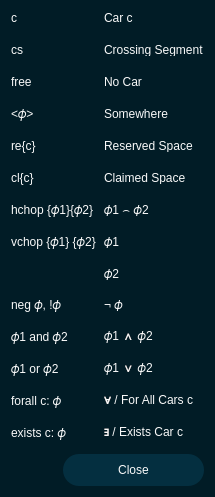
69420pm/UMLSL-traffic-editor, file pse/umlsl_editor/src/view/widgets/qt_widgets/query_help_dialog.ui: the form before one commit.
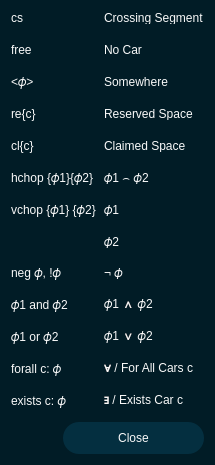
The form after the commit. Icons and pictures are not drawn.

```diff
--- a/pse/umlsl_editor/src/view/widgets/qt_widgets/query_help_dialog.ui
+++ b/pse/umlsl_editor/src/view/widgets/qt_widgets/query_help_dialog.ui
@@ -235,8 +235,52 @@
          <property name="verticalSpacing">
           <number>18</number>
          </property>
-         <item row="2" column="0">
-          <widget class="QLabel" name="label_13">
+         <item row="11" column="1">
+          <widget class="QLabel" name="label_20">
+           <property name="minimumSize">
+            <size>
+             <width>0</width>
+             <height>13</height>
+            </size>
+           </property>
+           <property name="maximumSize">
+            <size>
+             <width>16777215</width>
+             <height>13</height>
+            </size>
+           </property>
+           <property name="text">
+            <string>∀ / For All Cars c</string>
+           </property>
+           <property name="textFormat">
+            <enum>Qt::TextFormat::MarkdownText</enum>
+           </property>
+          </widget>
+         </item>
+         <item row="0" column="1">
+          <widget class="QLabel" name="label_6">
+           <property name="minimumSize">
+            <size>
+             <width>0</width>
+             <height>13</height>
+            </size>
+           </property>
+           <property name="maximumSize">
+            <size>
+             <width>16777215</width>
+             <height>13</height>
+            </size>
+           </property>
+           <property name="text">
+            <string>Crossing Segment</string>
+           </property>
+           <property name="textFormat">
+            <enum>Qt::TextFormat::MarkdownText</enum>
+           </property>
+          </widget>
+         </item>
+         <item row="3" column="0">
+          <widget class="QLabel" name="label_15">
            <property name="minimumSize">
             <size>
              <width>0</width>
@@ -250,7 +294,7 @@
             </size>
            </property>
            <property name="text">
-            <string>free</string>
+            <string>re{c}</string>
            </property>
            <property name="textFormat">
             <enum>Qt::TextFormat::MarkdownText</enum>
@@ -258,6 +302,72 @@
           </widget>
          </item>
          <item row="10" column="0">
+          <widget class="QLabel" name="label_28">
+           <property name="minimumSize">
+            <size>
+             <width>0</width>
+             <height>13</height>
+            </size>
+           </property>
+           <property name="maximumSize">
+            <size>
+             <width>16777215</width>
+             <height>16777215</height>
+            </size>
+           </property>
+           <property name="text">
+            <string>𝜙1 or 𝜙2</string>
+           </property>
+           <property name="textFormat">
+            <enum>Qt::TextFormat::MarkdownText</enum>
+           </property>
+          </widget>
+         </item>
+         <item row="2" column="0">
+          <widget class="QLabel" name="label_12">
+           <property name="minimumSize">
+            <size>
+             <width>0</width>
+             <height>13</height>
+            </size>
+           </property>
+           <property name="maximumSize">
+            <size>
+             <width>16777215</width>
+             <height>16777215</height>
+            </size>
+           </property>
+           <property name="text">
+            <string>&lt;𝜙&gt;</string>
+           </property>
+           <property name="textFormat">
+            <enum>Qt::TextFormat::MarkdownText</enum>
+           </property>
+          </widget>
+         </item>
+         <item row="8" column="1">
+          <widget class="QLabel" name="label_24">
+           <property name="minimumSize">
+            <size>
+             <width>0</width>
+             <height>13</height>
+            </size>
+           </property>
+           <property name="maximumSize">
+            <size>
+             <width>16777215</width>
+             <height>13</height>
+            </size>
+           </property>
+           <property name="text">
+            <string>¬ 𝜙</string>
+           </property>
+           <property name="textFormat">
+            <enum>Qt::TextFormat::MarkdownText</enum>
+           </property>
+          </widget>
+         </item>
+         <item row="9" column="0">
           <widget class="QLabel" name="label_23">
            <property name="minimumSize">
             <size>
@@ -279,8 +389,96 @@
            </property>
           </widget>
          </item>
+         <item row="2" column="1">
+          <widget class="QLabel" name="label_7">
+           <property name="minimumSize">
+            <size>
+             <width>0</width>
+             <height>13</height>
+            </size>
+           </property>
+           <property name="maximumSize">
+            <size>
+             <width>16777215</width>
+             <height>13</height>
+            </size>
+           </property>
+           <property name="text">
+            <string>Somewhere</string>
+           </property>
+           <property name="textFormat">
+            <enum>Qt::TextFormat::MarkdownText</enum>
+           </property>
+          </widget>
+         </item>
+         <item row="1" column="0">
+          <widget class="QLabel" name="label_13">
+           <property name="minimumSize">
+            <size>
+             <width>0</width>
+             <height>13</height>
+            </size>
+           </property>
+           <property name="maximumSize">
+            <size>
+             <width>16777215</width>
+             <height>16777215</height>
+            </size>
+           </property>
+           <property name="text">
+            <string>free</string>
+           </property>
+           <property name="textFormat">
+            <enum>Qt::TextFormat::MarkdownText</enum>
+           </property>
+          </widget>
+         </item>
+         <item row="10" column="1">
+          <widget class="QLabel" name="label_22">
+           <property name="minimumSize">
+            <size>
+             <width>0</width>
+             <height>13</height>
+            </size>
+           </property>
+           <property name="maximumSize">
+            <size>
+             <width>16777215</width>
+             <height>13</height>
+            </size>
+           </property>
+           <property name="text">
+            <string>𝜙1 ∨ 𝜙2</string>
+           </property>
+           <property name="textFormat">
+            <enum>Qt::TextFormat::MarkdownText</enum>
+           </property>
+          </widget>
+         </item>
+         <item row="4" column="1">
+          <widget class="QLabel" name="label_17">
+           <property name="minimumSize">
+            <size>
+             <width>0</width>
+             <height>13</height>
+            </size>
+           </property>
+           <property name="maximumSize">
+            <size>
+             <width>16777215</width>
+             <height>13</height>
+            </size>
+           </property>
+           <property name="text">
+            <string>Claimed Space</string>
+           </property>
+           <property name="textFormat">
+            <enum>Qt::TextFormat::MarkdownText</enum>
+           </property>
+          </widget>
+         </item>
          <item row="5" column="0">
-          <widget class="QLabel" name="label_16">
+          <widget class="QLabel" name="label_25">
            <property name="minimumSize">
             <size>
              <width>0</width>
@@ -294,15 +492,15 @@
             </size>
            </property>
            <property name="text">
-            <string>cl{c}</string>
+            <string>hchop {𝜙1}{𝜙2}</string>
            </property>
            <property name="textFormat">
             <enum>Qt::TextFormat::MarkdownText</enum>
            </property>
           </widget>
          </item>
-         <item row="0" column="0">
-          <widget class="QLabel" name="label_10">
+         <item row="9" column="1">
+          <widget class="QLabel" name="label_26">
            <property name="minimumSize">
             <size>
              <width>0</width>
@@ -312,59 +510,18 @@
            <property name="maximumSize">
             <size>
              <width>16777215</width>
-             <height>16777215</height>
-            </size>
-           </property>
-           <property name="text">
-            <string>c</string>
-           </property>
-           <property name="textFormat">
-            <enum>Qt::TextFormat::MarkdownText</enum>
-           </property>
-          </widget>
-         </item>
-         <item row="8" column="1">
-          <widget class="QLabel" name="label_30">
-           <property name="minimumSize">
-            <size>
-             <width>0</width>
              <height>13</height>
             </size>
            </property>
-           <property name="maximumSize">
-            <size>
-             <width>16777215</width>
-             <height>13</height>
-            </size>
-           </property>
            <property name="text">
-            <string>𝜙2</string>
+            <string>𝜙1 ∧ 𝜙2</string>
            </property>
-          </widget>
-         </item>
-         <item row="12" column="0">
-          <widget class="QLabel" name="label_19">
-           <property name="minimumSize">
-            <size>
-             <width>0</width>
-             <height>13</height>
-            </size>
-           </property>
-           <property name="maximumSize">
-            <size>
-             <width>16777215</width>
-             <height>16777215</height>
-            </size>
-           </property>
-           <property name="text">
-            <string>forall c: 𝜙</string>
-           </property>
            <property name="textFormat">
             <enum>Qt::TextFormat::MarkdownText</enum>
            </property>
           </widget>
          </item>
-         <item row="9" column="0">
+         <item row="8" column="0">
           <widget class="QLabel" name="label_18">
            <property name="minimumSize">
             <size>
@@ -386,29 +543,7 @@
            </property>
           </widget>
          </item>
-         <item row="0" column="1">
-          <widget class="QLabel" name="label_5">
-           <property name="minimumSize">
-            <size>
-             <width>0</width>
-             <height>13</height>
-            </size>
-           </property>
-           <property name="maximumSize">
-            <size>
-             <width>16777215</width>
-             <height>13</height>
-            </size>
-           </property>
-           <property name="text">
-            <string>Car c</string>
-           </property>
-           <property name="textFormat">
-            <enum>Qt::TextFormat::MarkdownText</enum>
-           </property>
-          </widget>
-         </item>
-         <item row="13" column="1">
+         <item row="12" column="1">
           <widget class="QLabel" name="label_33">
            <property name="minimumSize">
             <size>
@@ -430,161 +565,29 @@
            </property>
           </widget>
          </item>
-         <item row="6" column="0">
-          <widget class="QLabel" name="label_25">
-           <property name="minimumSize">
-            <size>
-             <width>0</width>
-             <height>13</height>
-            </size>
-           </property>
-           <property name="maximumSize">
-            <size>
-             <width>16777215</width>
-             <height>16777215</height>
-            </size>
-           </property>
-           <property name="text">
-            <string>hchop {𝜙1}{𝜙2}</string>
-           </property>
-           <property name="textFormat">
-            <enum>Qt::TextFormat::MarkdownText</enum>
-           </property>
-          </widget>
-         </item>
-         <item row="2" column="1">
-          <widget class="QLabel" name="label_8">
-           <property name="minimumSize">
-            <size>
-             <width>0</width>
-             <height>13</height>
-            </size>
-           </property>
-           <property name="maximumSize">
-            <size>
-             <width>16777215</width>
-             <height>13</height>
-            </size>
-           </property>
-           <property name="text">
-            <string>No Car</string>
-           </property>
-           <property name="textFormat">
-            <enum>Qt::TextFormat::MarkdownText</enum>
-           </property>
-          </widget>
-         </item>
-         <item row="11" column="1">
-          <widget class="QLabel" name="label_22">
-           <property name="minimumSize">
-            <size>
-             <width>0</width>
-             <height>13</height>
-            </size>
-           </property>
-           <property name="maximumSize">
-            <size>
-             <width>16777215</width>
-             <height>13</height>
-            </size>
-           </property>
-           <property name="text">
-            <string>𝜙1 ∨ 𝜙2</string>
-           </property>
-           <property name="textFormat">
-            <enum>Qt::TextFormat::MarkdownText</enum>
-           </property>
-          </widget>
-         </item>
-         <item row="1" column="0">
-          <widget class="QLabel" name="label_11">
-           <property name="minimumSize">
-            <size>
-             <width>0</width>
-             <height>13</height>
-            </size>
-           </property>
-           <property name="maximumSize">
-            <size>
-             <width>16777215</width>
-             <height>16777215</height>
-            </size>
-           </property>
-           <property name="text">
-            <string>cs</string>
-           </property>
-           <property name="textFormat">
-            <enum>Qt::TextFormat::MarkdownText</enum>
-           </property>
-          </widget>
-         </item>
-         <item row="3" column="0">
-          <widget class="QLabel" name="label_12">
-           <property name="minimumSize">
-            <size>
-             <width>0</width>
-             <height>13</height>
-            </size>
-           </property>
-           <property name="maximumSize">
-            <size>
-             <width>16777215</width>
-             <height>16777215</height>
-            </size>
-           </property>
-           <property name="text">
-            <string>&lt;𝜙&gt;</string>
-           </property>
-           <property name="textFormat">
-            <enum>Qt::TextFormat::MarkdownText</enum>
-           </property>
-          </widget>
-         </item>
-         <item row="3" column="1">
-          <widget class="QLabel" name="label_7">
-           <property name="minimumSize">
-            <size>
-             <width>0</width>
-             <height>13</height>
-            </size>
-           </property>
-           <property name="maximumSize">
-            <size>
-             <width>16777215</width>
-             <height>13</height>
-            </size>
-           </property>
-           <property name="text">
-            <string>Somewhere</string>
-           </property>
-           <property name="textFormat">
-            <enum>Qt::TextFormat::MarkdownText</enum>
-           </property>
-          </widget>
-         </item>
-         <item row="7" column="0">
-          <widget class="QLabel" name="label_21">
-           <property name="minimumSize">
-            <size>
-             <width>0</width>
-             <height>13</height>
-            </size>
-           </property>
-           <property name="maximumSize">
-            <size>
-             <width>16777215</width>
-             <height>16777215</height>
-            </size>
-           </property>
-           <property name="text">
-            <string>vchop {𝜙1} {𝜙2}</string>
-           </property>
-           <property name="textFormat">
-            <enum>Qt::TextFormat::MarkdownText</enum>
-           </property>
-          </widget>
-         </item>
          <item row="6" column="1">
+          <widget class="QLabel" name="label_27">
+           <property name="minimumSize">
+            <size>
+             <width>0</width>
+             <height>13</height>
+            </size>
+           </property>
+           <property name="maximumSize">
+            <size>
+             <width>16777215</width>
+             <height>13</height>
+            </size>
+           </property>
+           <property name="text">
+            <string>𝜙1</string>
+           </property>
+           <property name="textFormat">
+            <enum>Qt::TextFormat::MarkdownText</enum>
+           </property>
+          </widget>
+         </item>
+         <item row="5" column="1">
           <widget class="QLabel" name="label_29">
            <property name="minimumSize">
             <size>
@@ -606,8 +609,8 @@
            </property>
           </widget>
          </item>
-         <item row="10" column="1">
-          <widget class="QLabel" name="label_26">
+         <item row="11" column="0">
+          <widget class="QLabel" name="label_19">
            <property name="minimumSize">
             <size>
              <width>0</width>
@@ -617,18 +620,18 @@
            <property name="maximumSize">
             <size>
              <width>16777215</width>
-             <height>13</height>
+             <height>16777215</height>
             </size>
            </property>
            <property name="text">
-            <string>𝜙1 ∧ 𝜙2</string>
+            <string>forall c: 𝜙</string>
            </property>
            <property name="textFormat">
             <enum>Qt::TextFormat::MarkdownText</enum>
            </property>
           </widget>
          </item>
-         <item row="13" column="0">
+         <item row="12" column="0">
           <widget class="QLabel" name="label_31">
            <property name="minimumSize">
             <size>
@@ -650,52 +653,8 @@
            </property>
           </widget>
          </item>
-         <item row="11" column="0">
-          <widget class="QLabel" name="label_28">
-           <property name="minimumSize">
-            <size>
-             <width>0</width>
-             <height>13</height>
-            </size>
-           </property>
-           <property name="maximumSize">
-            <size>
-             <width>16777215</width>
-             <height>16777215</height>
-            </size>
-           </property>
-           <property name="text">
-            <string>𝜙1 or 𝜙2</string>
-           </property>
-           <property name="textFormat">
-            <enum>Qt::TextFormat::MarkdownText</enum>
-           </property>
-          </widget>
-         </item>
-         <item row="4" column="0">
-          <widget class="QLabel" name="label_15">
-           <property name="minimumSize">
-            <size>
-             <width>0</width>
-             <height>13</height>
-            </size>
-           </property>
-           <property name="maximumSize">
-            <size>
-             <width>16777215</width>
-             <height>16777215</height>
-            </size>
-           </property>
-           <property name="text">
-            <string>re{c}</string>
-           </property>
-           <property name="textFormat">
-            <enum>Qt::TextFormat::MarkdownText</enum>
-           </property>
-          </widget>
-         </item>
          <item row="1" column="1">
-          <widget class="QLabel" name="label_6">
+          <widget class="QLabel" name="label_8">
            <property name="minimumSize">
             <size>
              <width>0</width>
@@ -709,15 +668,15 @@
             </size>
            </property>
            <property name="text">
-            <string>Crossing Segment</string>
+            <string>No Car</string>
            </property>
            <property name="textFormat">
             <enum>Qt::TextFormat::MarkdownText</enum>
            </property>
           </widget>
          </item>
-         <item row="7" column="1">
-          <widget class="QLabel" name="label_27">
+         <item row="0" column="0">
+          <widget class="QLabel" name="label_11">
            <property name="minimumSize">
             <size>
              <width>0</width>
@@ -727,84 +686,18 @@
            <property name="maximumSize">
             <size>
              <width>16777215</width>
-             <height>13</height>
+             <height>16777215</height>
             </size>
            </property>
            <property name="text">
-            <string>𝜙1</string>
+            <string>cs</string>
            </property>
            <property name="textFormat">
             <enum>Qt::TextFormat::MarkdownText</enum>
            </property>
           </widget>
          </item>
-         <item row="5" column="1">
-          <widget class="QLabel" name="label_17">
-           <property name="minimumSize">
-            <size>
-             <width>0</width>
-             <height>13</height>
-            </size>
-           </property>
-           <property name="maximumSize">
-            <size>
-             <width>16777215</width>
-             <height>13</height>
-            </size>
-           </property>
-           <property name="text">
-            <string>Claimed Space</string>
-           </property>
-           <property name="textFormat">
-            <enum>Qt::TextFormat::MarkdownText</enum>
-           </property>
-          </widget>
-         </item>
-         <item row="9" column="1">
-          <widget class="QLabel" name="label_24">
-           <property name="minimumSize">
-            <size>
-             <width>0</width>
-             <height>13</height>
-            </size>
-           </property>
-           <property name="maximumSize">
-            <size>
-             <width>16777215</width>
-             <height>13</height>
-            </size>
-           </property>
-           <property name="text">
-            <string>¬ 𝜙</string>
-           </property>
-           <property name="textFormat">
-            <enum>Qt::TextFormat::MarkdownText</enum>
-           </property>
-          </widget>
-         </item>
-         <item row="12" column="1">
-          <widget class="QLabel" name="label_20">
-           <property name="minimumSize">
-            <size>
-             <width>0</width>
-             <height>13</height>
-            </size>
-           </property>
-           <property name="maximumSize">
-            <size>
-             <width>16777215</width>
-             <height>13</height>
-            </size>
-           </property>
-           <property name="text">
-            <string>∀ / For All Cars c</string>
-           </property>
-           <property name="textFormat">
-            <enum>Qt::TextFormat::MarkdownText</enum>
-           </property>
-          </widget>
-         </item>
-         <item row="4" column="1">
+         <item row="3" column="1">
           <widget class="QLabel" name="label_9">
            <property name="minimumSize">
             <size>
@@ -826,6 +719,69 @@
            </property>
           </widget>
          </item>
+         <item row="4" column="0">
+          <widget class="QLabel" name="label_16">
+           <property name="minimumSize">
+            <size>
+             <width>0</width>
+             <height>13</height>
+            </size>
+           </property>
+           <property name="maximumSize">
+            <size>
+             <width>16777215</width>
+             <height>16777215</height>
+            </size>
+           </property>
+           <property name="text">
+            <string>cl{c}</string>
+           </property>
+           <property name="textFormat">
+            <enum>Qt::TextFormat::MarkdownText</enum>
+           </property>
+          </widget>
+         </item>
+         <item row="6" column="0">
+          <widget class="QLabel" name="label_21">
+           <property name="minimumSize">
+            <size>
+             <width>0</width>
+             <height>13</height>
+            </size>
+           </property>
+           <property name="maximumSize">
+            <size>
+             <width>16777215</width>
+             <height>16777215</height>
+            </size>
+           </property>
+           <property name="text">
+            <string>vchop {𝜙1} {𝜙2}</string>
+           </property>
+           <property name="textFormat">
+            <enum>Qt::TextFormat::MarkdownText</enum>
+           </property>
+          </widget>
+         </item>
+         <item row="7" column="1">
+          <widget class="QLabel" name="label_30">
+           <property name="minimumSize">
+            <size>
+             <width>0</width>
+             <height>13</height>
+            </size>
+           </property>
+           <property name="maximumSize">
+            <size>
+             <width>16777215</width>
+             <height>13</height>
+            </size>
+           </property>
+           <property name="text">
+            <string>𝜙2</string>
+           </property>
+          </widget>
+         </item>
         </layout>
        </widget>
       </item>
```
